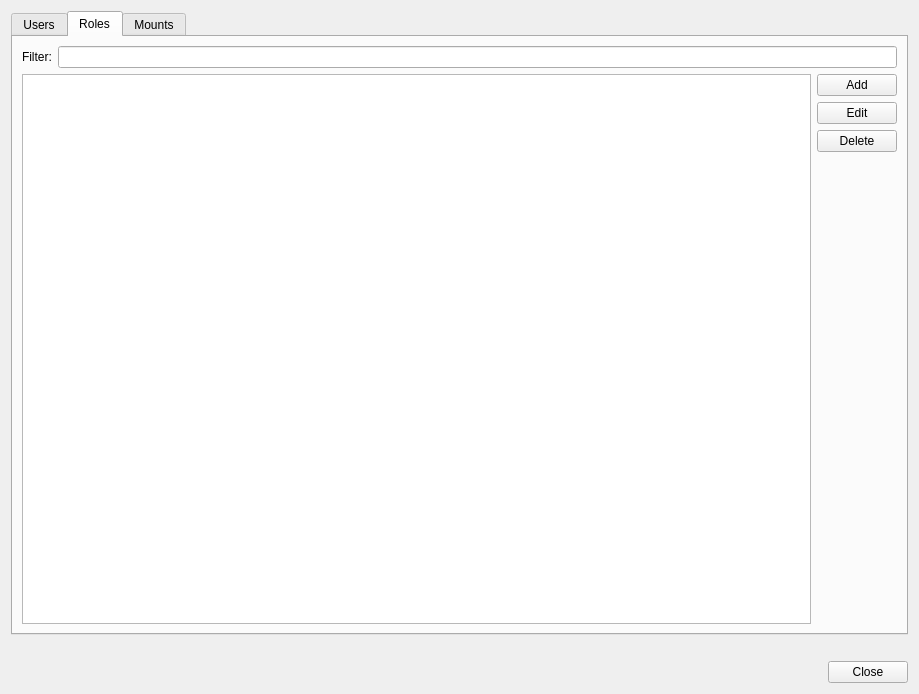
Qt form shvspy/src/dlgsettings.ui (silicon-heaven/shvspy) before a commit.
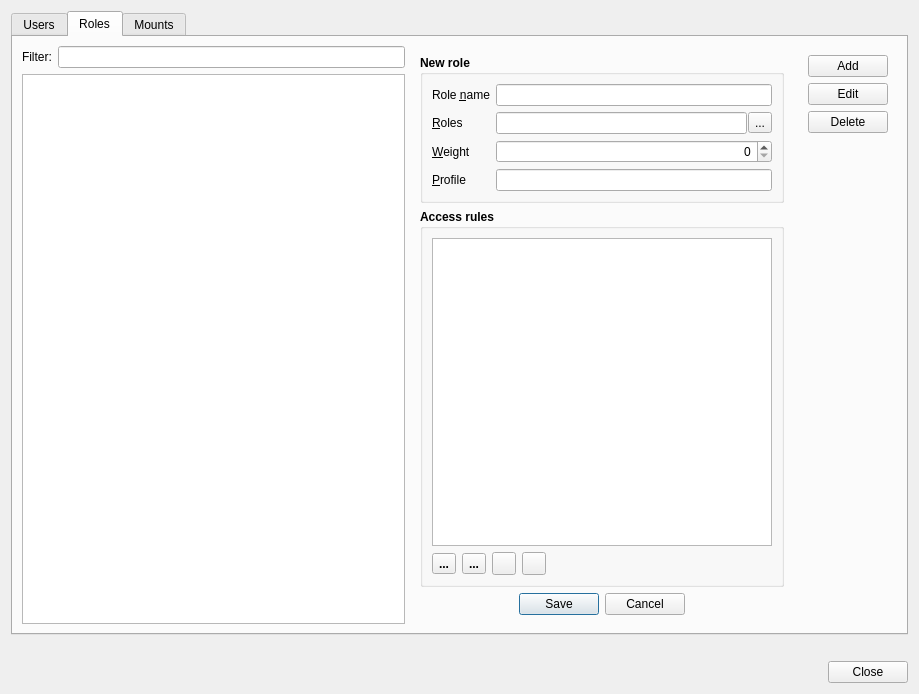
The same form after that commit. The open tabs and pages were chosen to show the change. Icons and pictures are not drawn.

Commit message: edit roles moved to dlgsettings

Patch:
```diff
--- a/shvspy/src/dlgsettings.ui
+++ b/shvspy/src/dlgsettings.ui
@@ -168,7 +168,7 @@
                  <number>1</number>
                 </property>
                 <item>
-                 <widget class="QLineEdit" name="leRoles">
+                 <widget class="QLineEdit" name="leUserRoles">
                   <property name="font">
                    <font>
                     <bold>false</bold>
@@ -180,7 +180,7 @@
                  </widget>
                 </item>
                 <item>
-                 <widget class="QToolButton" name="pbSelectRoles">
+                 <widget class="QToolButton" name="pbSelectUserRoles">
                   <property name="font">
                    <font>
                     <bold>false</bold>
@@ -292,7 +292,11 @@
       <attribute name="title">
        <string>Roles</string>
       </attribute>
-      <layout class="QVBoxLayout" name="verticalLayout_4">
+      <layout class="QVBoxLayout" name="verticalLayout_13">
+       <item>
+        <layout class="QHBoxLayout" name="horizontalLayout_9">
+         <item>
+          <layout class="QVBoxLayout" name="verticalLayout_12">
        <item>
         <layout class="QHBoxLayout" name="horizontalLayout_4">
          <item>
@@ -308,8 +312,6 @@
         </layout>
        </item>
        <item>
-        <layout class="QHBoxLayout" name="horizontalLayout_3">
-         <item>
           <widget class="QTableView" name="twRoles">
            <property name="alternatingRowColors">
             <bool>true</bool>
@@ -319,7 +321,309 @@
            </property>
           </widget>
          </item>
+          </layout>
+         </item>
          <item>
+          <widget class="QWidget" name="editRoleWidget" native="true">
+           <layout class="QVBoxLayout" name="verticalLayout_4">
+            <item>
+             <widget class="QGroupBox" name="roleGroupBox">
+              <property name="font">
+               <font>
+                <bold>true</bold>
+               </font>
+              </property>
+              <property name="title">
+               <string>New role</string>
+              </property>
+              <layout class="QFormLayout" name="formLayout_2">
+               <item row="0" column="0">
+                <widget class="QLabel" name="lblRoleName">
+                 <property name="font">
+                  <font>
+                   <bold>false</bold>
+                  </font>
+                 </property>
+                 <property name="text">
+                  <string>Role &amp;name</string>
+                 </property>
+                 <property name="buddy">
+                  <cstring>leRoleName</cstring>
+                 </property>
+                </widget>
+               </item>
+               <item row="0" column="1">
+                <widget class="QLineEdit" name="leRoleName">
+                 <property name="enabled">
+                  <bool>true</bool>
+                 </property>
+                 <property name="font">
+                  <font>
+                   <bold>false</bold>
+                  </font>
+                 </property>
+                 <property name="readOnly">
+                  <bool>false</bool>
+                 </property>
+                </widget>
+               </item>
+               <item row="1" column="0">
+                <widget class="QLabel" name="lblRoles_2">
+                 <property name="font">
+                  <font>
+                   <bold>false</bold>
+                  </font>
+                 </property>
+                 <property name="text">
+                  <string>&amp;Roles</string>
+                 </property>
+                 <property name="buddy">
+                  <cstring>leUserRoles</cstring>
+                 </property>
+                </widget>
+               </item>
+               <item row="1" column="1">
+                <layout class="QHBoxLayout" name="horizontalLayout_10">
+                 <property name="spacing">
+                  <number>1</number>
+                 </property>
+                 <item>
+                  <widget class="QLineEdit" name="leRoles">
+                   <property name="font">
+                    <font>
+                     <bold>false</bold>
+                    </font>
+                   </property>
+                   <property name="readOnly">
+                    <bool>true</bool>
+                   </property>
+                  </widget>
+                 </item>
+                 <item>
+                  <widget class="QToolButton" name="pbSelectRoles">
+                   <property name="font">
+                    <font>
+                     <bold>false</bold>
+                    </font>
+                   </property>
+                   <property name="text">
+                    <string>...</string>
+                   </property>
+                  </widget>
+                 </item>
+                </layout>
+               </item>
+               <item row="2" column="0">
+                <widget class="QLabel" name="lblWeight">
+                 <property name="font">
+                  <font>
+                   <bold>false</bold>
+                  </font>
+                 </property>
+                 <property name="text">
+                  <string>&amp;Weight</string>
+                 </property>
+                 <property name="buddy">
+                  <cstring>sbWeight</cstring>
+                 </property>
+                </widget>
+               </item>
+               <item row="2" column="1">
+                <widget class="QSpinBox" name="sbWeight">
+                 <property name="font">
+                  <font>
+                   <bold>false</bold>
+                  </font>
+                 </property>
+                 <property name="alignment">
+                  <set>Qt::AlignmentFlag::AlignRight|Qt::AlignmentFlag::AlignTrailing|Qt::AlignmentFlag::AlignVCenter</set>
+                 </property>
+                 <property name="minimum">
+                  <number>0</number>
+                 </property>
+                 <property name="maximum">
+                  <number>10000</number>
+                 </property>
+                 <property name="singleStep">
+                  <number>1</number>
+                 </property>
+                 <property name="value">
+                  <number>0</number>
+                 </property>
+                </widget>
+               </item>
+               <item row="3" column="0">
+                <widget class="QLabel" name="label_4">
+                 <property name="font">
+                  <font>
+                   <bold>false</bold>
+                  </font>
+                 </property>
+                 <property name="text">
+                  <string>&amp;Profile</string>
+                 </property>
+                 <property name="buddy">
+                  <cstring>leProfile</cstring>
+                 </property>
+                </widget>
+               </item>
+               <item row="3" column="1">
+                <widget class="QLineEdit" name="leProfile">
+                 <property name="font">
+                  <font>
+                   <bold>false</bold>
+                  </font>
+                 </property>
+                </widget>
+               </item>
+              </layout>
+             </widget>
+            </item>
+            <item>
+             <widget class="QGroupBox" name="gbAccessRules">
+              <property name="font">
+               <font>
+                <bold>true</bold>
+               </font>
+              </property>
+              <property name="title">
+               <string>Access rules</string>
+              </property>
+              <layout class="QVBoxLayout" name="verticalLayout_11">
+               <property name="spacing">
+                <number>6</number>
+               </property>
+               <property name="leftMargin">
+                <number>9</number>
+               </property>
+               <property name="topMargin">
+                <number>9</number>
+               </property>
+               <property name="rightMargin">
+                <number>9</number>
+               </property>
+               <property name="bottomMargin">
+                <number>9</number>
+               </property>
+               <item>
+                <widget class="QTableView" name="tvAccessRules">
+                 <property name="font">
+                  <font>
+                   <bold>false</bold>
+                  </font>
+                 </property>
+                 <property name="alternatingRowColors">
+                  <bool>true</bool>
+                 </property>
+                 <property name="selectionMode">
+                  <enum>QAbstractItemView::SelectionMode::SingleSelection</enum>
+                 </property>
+                 <attribute name="horizontalHeaderStretchLastSection">
+                  <bool>true</bool>
+                 </attribute>
+                </widget>
+               </item>
+               <item>
+                <widget class="QWidget" name="widget_2" native="true">
+                 <layout class="QHBoxLayout" name="horizontalLayout_3">
+                  <property name="leftMargin">
+                   <number>0</number>
+                  </property>
+                  <property name="topMargin">
+                   <number>0</number>
+                  </property>
+                  <property name="rightMargin">
+                   <number>0</number>
+                  </property>
+                  <property name="bottomMargin">
+                   <number>0</number>
+                  </property>
+                  <item>
+                   <widget class="QToolButton" name="tbAddRow">
+                    <property name="text">
+                     <string>...</string>
+                    </property>
+                    <property name="icon">
+                     <iconset resource="../shvspy.qrc">
+                      <normaloff>:/shvspy/images/plus.png</normaloff>:/shvspy/images/plus.png</iconset>
+                    </property>
+                   </widget>
+                  </item>
+                  <item>
+                   <widget class="QToolButton" name="tbDeleteRow">
+                    <property name="text">
+                     <string>...</string>
+                    </property>
+                    <property name="icon">
+                     <iconset resource="../shvspy.qrc">
+                      <normaloff>:/shvspy/images/minus.png</normaloff>:/shvspy/images/minus.png</iconset>
+                    </property>
+                   </widget>
+                  </item>
+                  <item>
+                   <widget class="QToolButton" name="tbMoveRowDown">
+                    <property name="text">
+                     <string/>
+                    </property>
+                    <property name="icon">
+                     <iconset resource="../shvspy.qrc">
+                      <normaloff>:/shvspy/images/down.svg</normaloff>:/shvspy/images/down.svg</iconset>
+                    </property>
+                   </widget>
+                  </item>
+                  <item>
+                   <widget class="QToolButton" name="tbMoveRowUp">
+                    <property name="text">
+                     <string/>
+                    </property>
+                    <property name="icon">
+                     <iconset resource="../shvspy.qrc">
+                      <normaloff>:/shvspy/images/up.svg</normaloff>:/shvspy/images/up.svg</iconset>
+                    </property>
+                   </widget>
+                  </item>
+                  <item>
+                   <spacer name="horizontalSpacer">
+                    <property name="orientation">
+                     <enum>Qt::Orientation::Horizontal</enum>
+                    </property>
+                    <property name="sizeHint" stdset="0">
+                     <size>
+                      <width>40</width>
+                      <height>20</height>
+                     </size>
+                    </property>
+                   </spacer>
+                  </item>
+                 </layout>
+                </widget>
+               </item>
+              </layout>
+             </widget>
+            </item>
+            <item>
+             <widget class="QDialogButtonBox" name="editRoleButtonBox">
+              <property name="font">
+               <font>
+                <bold>false</bold>
+               </font>
+              </property>
+              <property name="orientation">
+               <enum>Qt::Orientation::Horizontal</enum>
+              </property>
+              <property name="standardButtons">
+               <set>QDialogButtonBox::StandardButton::Cancel|QDialogButtonBox::StandardButton::Save</set>
+              </property>
+              <property name="centerButtons">
+               <bool>true</bool>
+              </property>
+             </widget>
+            </item>
+           </layout>
+          </widget>
+         </item>
+         <item>
+          <widget class="QWidget" name="roleControlsWidget" native="true">
           <layout class="QVBoxLayout" name="verticalLayout_3">
            <item>
             <widget class="QPushButton" name="pbAddRole">
@@ -360,12 +664,13 @@
              <property name="sizeHint" stdset="0">
               <size>
                <width>20</width>
-               <height>40</height>
+                <height>473</height>
               </size>
              </property>
             </spacer>
            </item>
           </layout>
+          </widget>
          </item>
         </layout>
        </item>
```
Left out of the diff: 2 changed lines with no effect on the pictures. Lines whose indentation alone changed are shown as unchanged. The commit also changes 11 other files.
